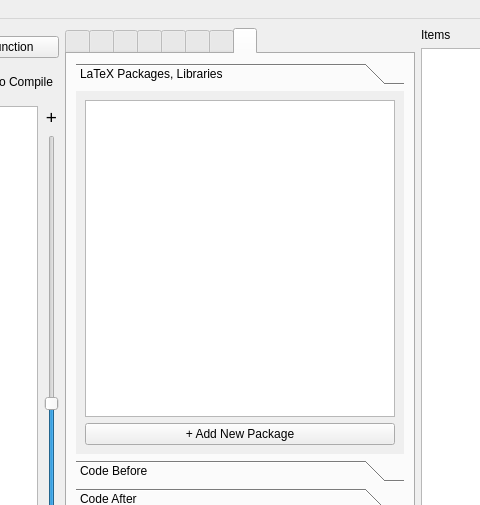
Qt form main.ui (csekri/tkzgeom) before a commit; both pictures show x 692 to 1172 and y 0 to 505 of the 1272 by 737 pixel window.
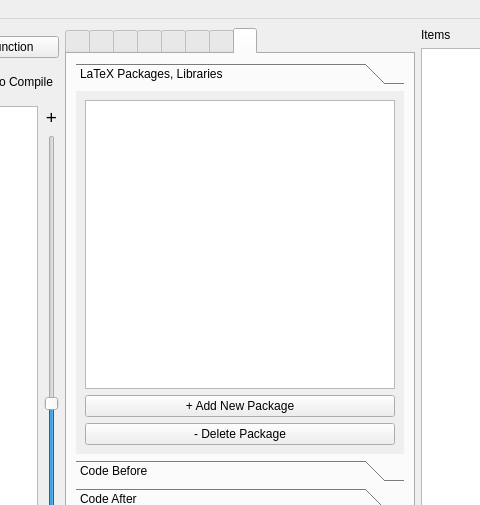
The same form after that commit. The open tabs and pages were chosen to show the change. Icons and pictures are not drawn.

Commit message: Package management added

```diff
--- a/main.ui
+++ b/main.ui
@@ -10944,6 +10944,12 @@
                  <property name="alternatingRowColors">
                   <bool>true</bool>
                  </property>
+                 <property name="isWrapping" stdset="0">
+                  <bool>false</bool>
+                 </property>
+                 <property name="wordWrap">
+                  <bool>true</bool>
+                 </property>
                 </widget>
                </item>
                <item>
@@ -10953,6 +10959,13 @@
                  </property>
                 </widget>
                </item>
+               <item>
+                <widget class="QPushButton" name="packages_delete">
+                 <property name="text">
+                  <string>- Delete Package</string>
+                 </property>
+                </widget>
+               </item>
               </layout>
              </widget>
              <widget class="QWidget" name="page_21">
```
Left out of the diff: 14 changed lines with no effect on the pictures. The commit also changes 4 other files.
